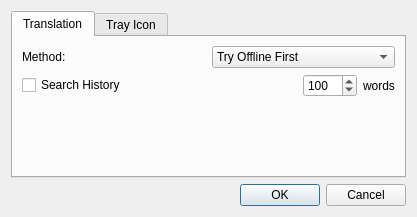
Old version of the form ui/configwindow.ui in the repository jnmbk/boncuk.
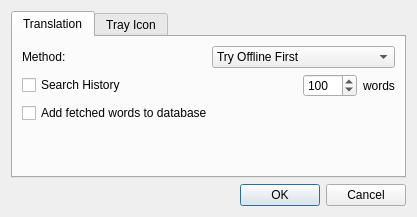
New version of the form. Icons and pictures are not drawn.

Diff of the .ui file:
```diff
--- a/ui/configwindow.ui
+++ b/ui/configwindow.ui
@@ -25,10 +25,18 @@
       <number>0</number>
      </property>
      <widget class="QWidget" name="translation" >
+      <property name="geometry" >
+       <rect>
+        <x>0</x>
+        <y>0</y>
+        <width>385</width>
+        <height>141</height>
+       </rect>
+      </property>
       <attribute name="title" >
        <string>Translation</string>
       </attribute>
-      <layout class="QGridLayout" >
+      <layout class="QGridLayout" name="gridLayout" >
        <item row="0" column="0" >
         <layout class="QHBoxLayout" >
          <item>
@@ -106,6 +114,13 @@
          </item>
         </layout>
        </item>
+       <item row="2" column="0" >
+        <widget class="QCheckBox" name="add_enable" >
+         <property name="text" >
+          <string>Add fetched words to database</string>
+         </property>
+        </widget>
+       </item>
        <item row="3" column="0" >
         <spacer>
          <property name="orientation" >
```
Left out of the diff: 19 changed lines with no effect on the pictures.
